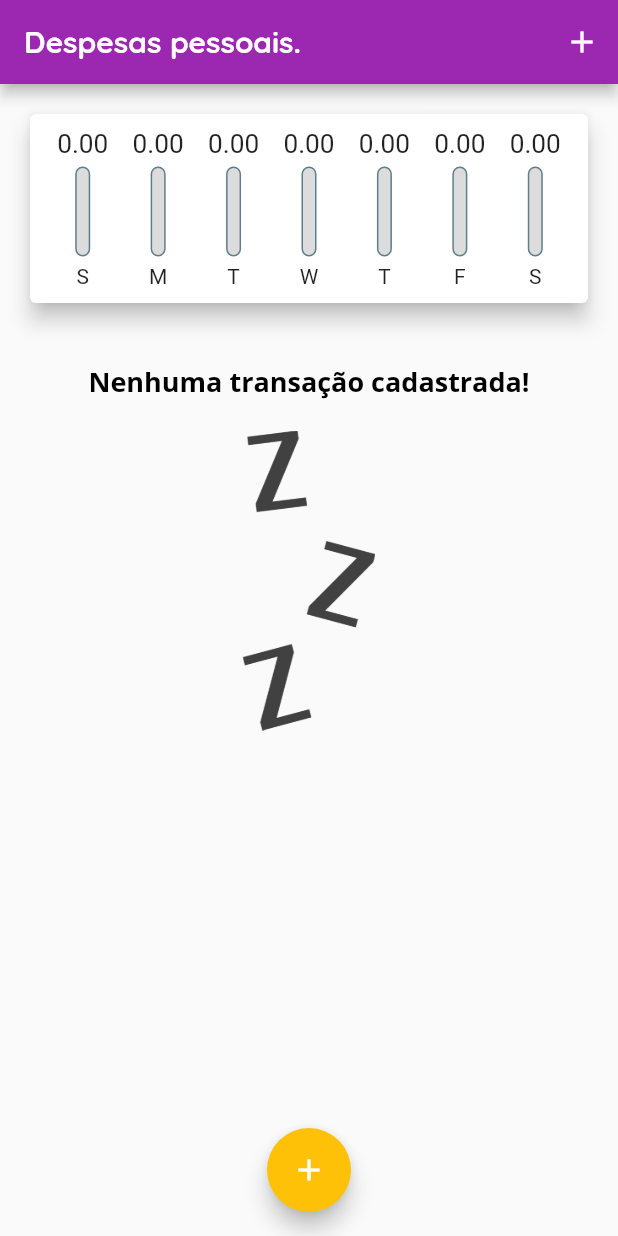
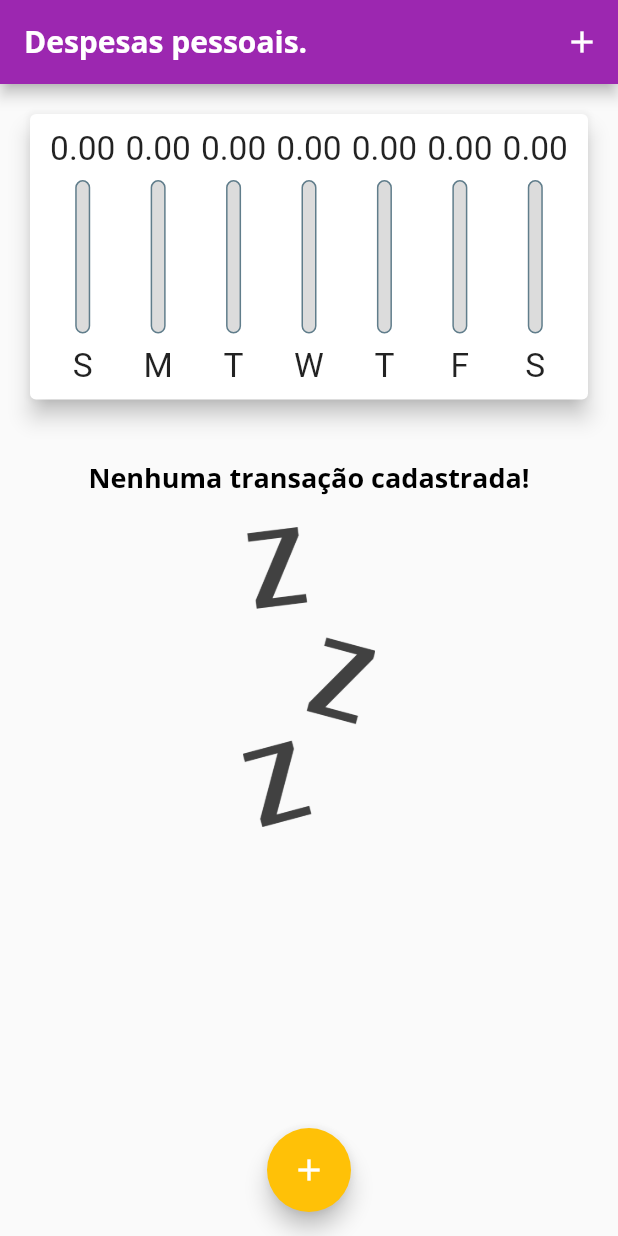
Before and after one commit to PabloVKF/flutter-despesas-pessoais, a Flutter app: the screen it shows after launch, on a phone screen of 412 x 824 dp. Run offline on Flutter 3.47's test engine with Material 2 defaults, Android fonts, the phone set to English and light mode, and no system bars.

Commit message:
Gráfico agora funciona de maneira responsiva

```diff
--- a/lib/components/chart_bar.dart
+++ b/lib/components/chart_bar.dart
@@ -13,17 +13,17 @@ class ChartBar extends StatelessWidget {
 
   @override
   Widget build(BuildContext context) {
+    return LayoutBuilder(
+      builder: (ctx, constraints) {
         return Column(
           children: [
             Container(
-          height: 20,
-          child: FittedBox(
-              child: Text('${value.toStringAsFixed(2)}')
+              height: constraints.maxHeight * 0.15,
+              child: FittedBox(child: Text('${value.toStringAsFixed(2)}')),
             ),
-        ),
-        SizedBox(height: 5),
+            SizedBox(height: constraints.maxHeight * 0.05),
             Container(
-          height: 60,
+              height: constraints.maxHeight * 0.6,
               width: 10,
               child: Stack(
                 alignment: Alignment.bottomCenter,
@@ -35,24 +35,29 @@ class ChartBar extends StatelessWidget {
                           width: 1.0,
                         ),
                         color: Color.fromRGBO(220, 220, 220, 1),
-                  borderRadius: BorderRadius.circular(5)
-                ),
+                        borderRadius: BorderRadius.circular(5)),
                   ),
                   FractionallySizedBox(
                     heightFactor: percentage,
                     child: Container(
                       decoration: BoxDecoration(
                           color: Theme.of(context).colorScheme.primary,
-                      borderRadius: BorderRadius.circular(5)
-                  ),
+                          borderRadius: BorderRadius.circular(5)),
                     ),
                   )
                 ],
               ),
             ),
-        SizedBox(height: 5),
-        Text(label)
+            SizedBox(height: constraints.maxHeight * 0.05),
+            Container(
+              height: constraints.maxHeight * 0.15,
+              child: FittedBox(
+                  child: Text(label),
+              ),
+            )
           ],
+        );
+      },
     );
   }
 }
--- a/lib/components/transaction_list.dart
+++ b/lib/components/transaction_list.dart
@@ -10,9 +10,7 @@ class TransactionList extends StatelessWidget {
 
   @override
   Widget build(BuildContext context) {
-    return Container(
-      height: 430,
-      child: transactions.isEmpty
+    return transactions.isEmpty
         ? Column(
             children: [
               Padding(
@@ -67,7 +65,6 @@ class TransactionList extends StatelessWidget {
                 ),
               );
             },
-            ),
           );
   }
 }
--- a/lib/main.dart
+++ b/lib/main.dart
@@ -51,9 +51,7 @@ class _MyHomePageState extends State<MyHomePage> {
 
   List<Transaction> get _recentTransactions {
     return _transactions.where((tr) {
-      return tr.date.isAfter(DateTime.now().subtract(
-          const Duration(days: 7)
-      ));
+      return tr.date.isAfter(DateTime.now().subtract(const Duration(days: 7)));
     }).toList();
   }
 
@@ -89,8 +87,7 @@ class _MyHomePageState extends State<MyHomePage> {
 
   @override
   Widget build(BuildContext context) {
-    return Scaffold(
-      appBar: AppBar(
+    final appBar = AppBar(
       actions: [
         IconButton(
           icon: const Icon(Icons.add),
@@ -99,15 +96,27 @@ class _MyHomePageState extends State<MyHomePage> {
       ],
       title: const Text(
         'Despesas pessoais.',
-          style: TextStyle(fontFamily: 'Quicksand'),
       ),
-      ),
+    );
+
+    final availableHeight = MediaQuery.of(context).size.height -
+        appBar.preferredSize.height -
+        MediaQuery.of(context).padding.top;
+
+    return Scaffold(
+      appBar: appBar,
       body: SingleChildScrollView(
         child: Column(
           crossAxisAlignment: CrossAxisAlignment.stretch,
           children: [
-            Chart(_recentTransactions),
-            TransactionList(_transactions, _removeTransaction),
+            Container(
+              height: availableHeight * 0.3,
+              child: Chart(_recentTransactions),
+            ),
+            Container(
+              height: availableHeight * 0.7,
+              child: TransactionList(_transactions, _removeTransaction),
+            ),
           ],
         ),
       ),
```
Lines whose indentation alone changed are shown as unchanged.
